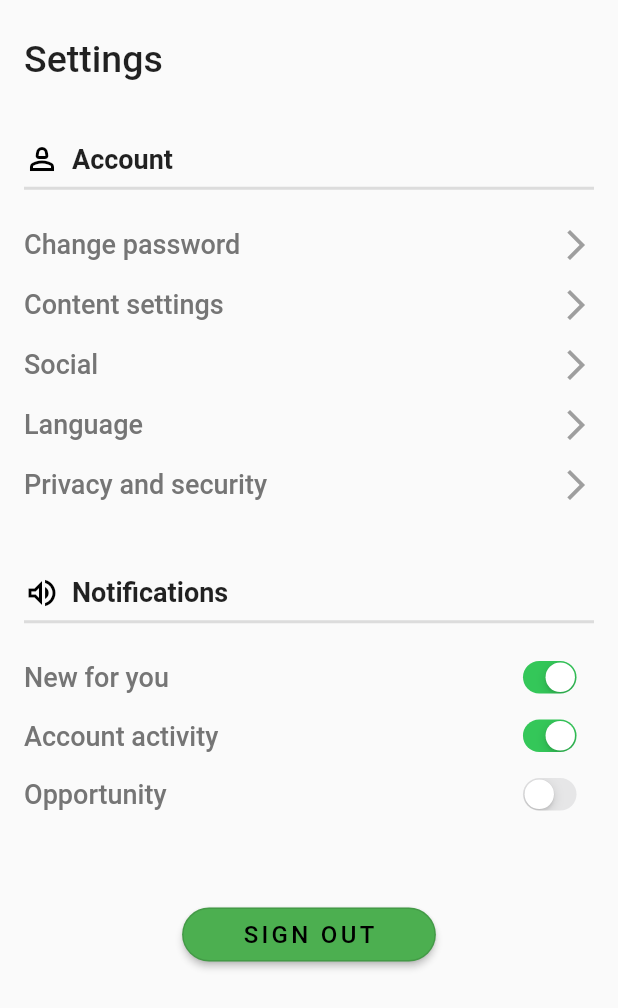
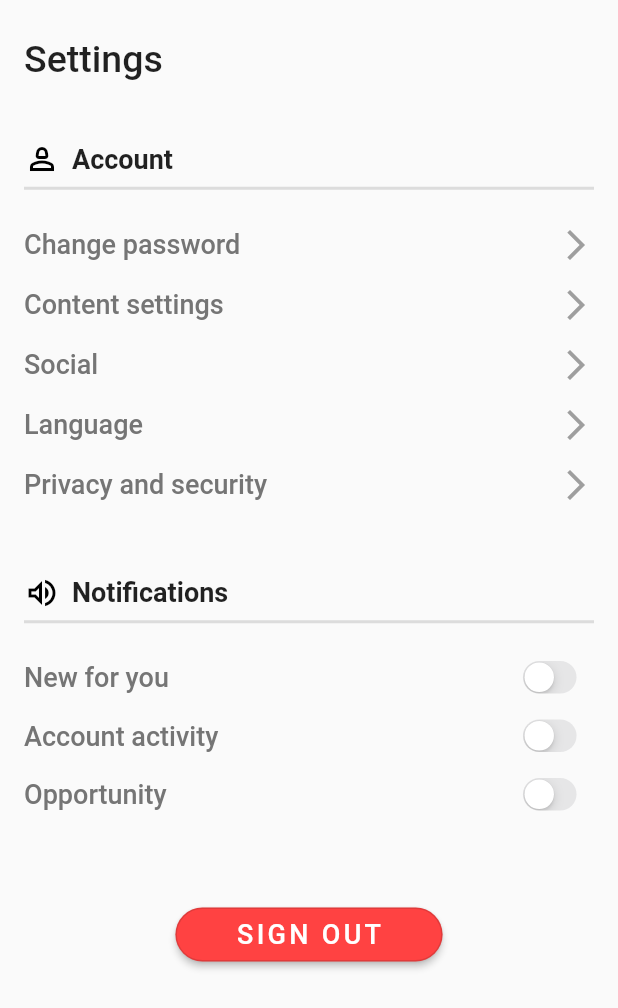
Before and after one commit to Magesh-Doodleblue/Dashboard-flutter-with-charts-graph, a Flutter app: the SettingsPage screen opened directly, on a phone screen of 412 x 824 dp. Shown: the top 1008 px of the screen. Run offline on Flutter 3.47's test engine with Material 2 defaults, Android fonts, the phone set to English and light mode, and no system bars; our stand-ins replace fl_chart, flutter_svg, fluttertoast, get, pie_chart.

Commit message:
settings toggle added

```diff
--- a/lib/presentation/screens/admin/settings.dart
+++ b/lib/presentation/screens/admin/settings.dart
@@ -93,7 +93,7 @@ class _SettingsPageState extends State<SettingsPage> {
               const SizedBox(
                 height: 10,
               ),
-              buildNotificationOptionRow("New for you", true),
+              buildNotificationOptionRow("New for you", false),
               buildNotificationOptionRow("Account activity", true),
               buildNotificationOptionRow("Opportunity", false),
               const SizedBox(
@@ -104,7 +104,7 @@ class _SettingsPageState extends State<SettingsPage> {
                   style: OutlinedButton.styleFrom(
                     padding: const EdgeInsets.symmetric(horizontal: 40),
                     elevation: 2,
-                    backgroundColor: Colors.green,
+                    backgroundColor: const Color.fromARGB(255, 255, 66, 66),
                     shape: RoundedRectangleBorder(
                         borderRadius: BorderRadius.circular(20)),
                   ),
@@ -113,9 +113,9 @@ class _SettingsPageState extends State<SettingsPage> {
                   },
                   child: const Text("SIGN OUT",
                       style: TextStyle(
-                          fontSize: 16,
+                          fontSize: 18,
                           letterSpacing: 2.2,
-                          color: Colors.black)),
+                          color: Colors.white)),
                 ),
               )
             ],
@@ -125,7 +125,7 @@ class _SettingsPageState extends State<SettingsPage> {
     );
   }
 
-  Row buildNotificationOptionRow(String title, bool isActive) {
+  Row buildNotificationOptionRow(String title, bool? isActive) {
     return Row(
       mainAxisAlignment: MainAxisAlignment.spaceBetween,
       children: [
@@ -139,8 +139,12 @@ class _SettingsPageState extends State<SettingsPage> {
         Transform.scale(
             scale: 0.7,
             child: CupertinoSwitch(
-              value: isActive,
-              onChanged: (bool val) {},
+              value: isActive = false,
+              onChanged: (bool val) {
+                setState(() {
+                  isActive = isActive!;
+                });
+              },
             ))
       ],
     );
```
